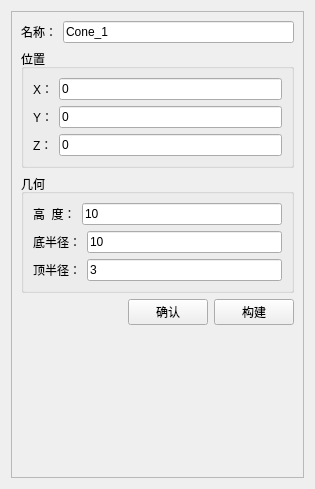
Old version of the form src/FCGUI/ModelSettings/FCConeSettingsWidget.ui in the repository Kinvy66/freecaeworkbench.
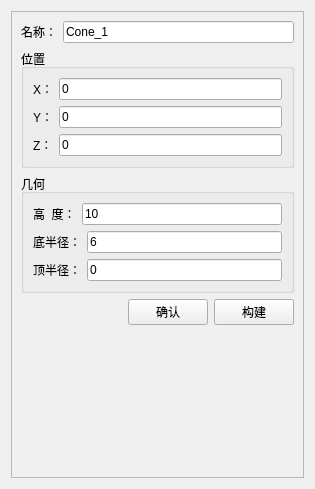
New version of the form.

Patch:
```diff
--- a/src/FCGUI/ModelSettings/FCConeSettingsWidget.ui
+++ b/src/FCGUI/ModelSettings/FCConeSettingsWidget.ui
@@ -140,7 +140,7 @@
            <item>
             <widget class="QLineEdit" name="lineEdit_bottomR">
              <property name="text">
-              <string>10</string>
+              <string>6</string>
              </property>
             </widget>
            </item>
@@ -158,7 +158,7 @@
            <item>
             <widget class="QLineEdit" name="lineEdit_topR">
              <property name="text">
-              <string>3</string>
+              <string>0</string>
              </property>
             </widget>
            </item>
```
